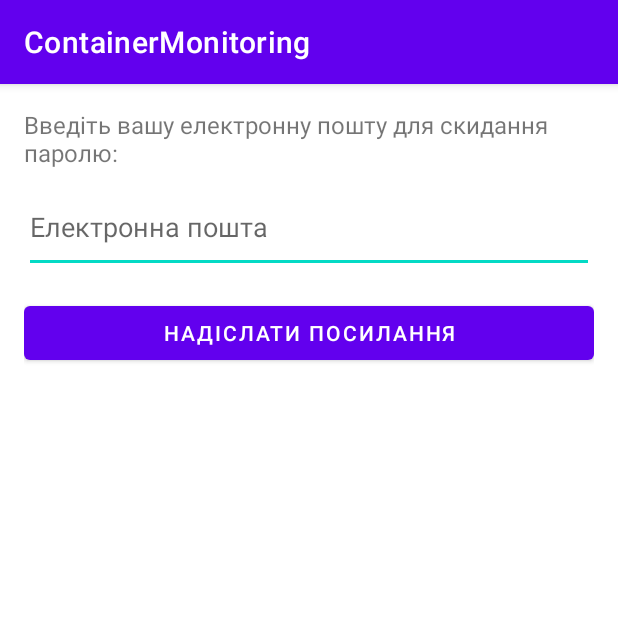
After one commit to SolomiiaMatiichuk/ContainerFullnessMonitoring, an Android app: the ForgotPasswordActivity screen opened directly, with no data from a screen before it, on a phone screen of 412 x 824 dp, the top half of it. The commit adds this screen. Run offline under Robolectric (Android 15) with nearby library versions, the phone set to English and light mode, and no system bars.

Commit message:
add "forgot password" funtionality

```diff
--- a/AndroidApplication/app/build.gradle.kts
+++ b/AndroidApplication/app/build.gradle.kts
@@ -57,6 +57,8 @@ dependencies {
     implementation("com.squareup.retrofit2:converter-gson:2.9.0")
 
     implementation("com.github.PhilJay:MPAndroidChart:v3.1.0")
+    implementation("androidx.work:work-runtime:2.7.1")
+
 
 
 }
--- a/AndroidApplication/app/src/main/AndroidManifest.xml
+++ b/AndroidApplication/app/src/main/AndroidManifest.xml
@@ -63,6 +63,12 @@
 
 
         <activity android:name=".ui.bluetooth.MapActivity"></activity>
+        <activity android:name=".ui.home.ContainerCheckWorker"></activity>
+
+
+        <activity android:name=".ui.welcome.ForgotPasswordActivity" />
+        <activity android:name=".ui.welcome.ResetPasswordWaitingActivity" />
+        <activity android:name=".ui.welcome.NewPasswordActivity" />
 
         <!-- MainActivity -->
         <activity
--- a/AndroidApplication/app/src/main/java/com/example/myapplication/ui/bluetooth/BluetoothFragment.java
+++ b/AndroidApplication/app/src/main/java/com/example/myapplication/ui/bluetooth/BluetoothFragment.java
@@ -369,7 +369,7 @@ public class BluetoothFragment extends Fragment implements AdapterView.OnItemCli
         gpsConfigTextView.setText("GPS сконфігуровано: ");
         gpsConfigTextView.append(parseConfig(gpsConfigured));
 
-        currentLengthTextView.setText("Відстань до дна: ");
+        currentLengthTextView.setText("Глибина контейнера: ");
         Spannable res = new SpannableString(containerLength + " см");
         res.setSpan(new ForegroundColorSpan(Color.parseColor("#ADD8E6")), 0, res.length(), Spannable.SPAN_EXCLUSIVE_EXCLUSIVE);
         currentLengthTextView.append(res);
--- a/AndroidApplication/app/src/main/java/com/example/myapplication/ui/welcome/ApiService.java
+++ b/AndroidApplication/app/src/main/java/com/example/myapplication/ui/welcome/ApiService.java
@@ -5,6 +5,7 @@ import retrofit2.Call;
 import retrofit2.http.Body;
 import retrofit2.http.GET;
 import retrofit2.http.POST;
+import retrofit2.http.Path;
 import retrofit2.http.Query;
 
 public interface ApiService {
@@ -18,4 +19,16 @@ public interface ApiService {
     @GET("/check_confirmation")
     Call<Boolean> checkEmailConfirmation(@Query("email") String email);
 
+    @POST("/forgot-password")
+    Call<Void> sendPasswordReset(@Query("email") String email);
+
+    @GET("/checkPasswordResetConfirmed")
+    Call<Boolean> checkPasswordResetConfirmed(@Query("email") String email);
+
+
+    // Set new password after confirmation
+    @POST("/set-new-password")
+    Call<Void> setNewPassword(@Body NewPasswordRequest request);
+
+
 }
--- /dev/null
+++ b/AndroidApplication/app/src/main/java/com/example/myapplication/ui/welcome/ForgotPasswordActivity.java
@@ -0,0 +1,69 @@
+package com.example.myapplication.ui.welcome;
+
+import android.content.Intent;
+import android.os.Bundle;
+import android.view.View;
+import android.widget.Button;
+import android.widget.EditText;
+import android.widget.Toast;
+
+import androidx.appcompat.app.AppCompatActivity;
+
+import retrofit2.Call;
+import retrofit2.Callback;
+import retrofit2.Response;
+
+import com.example.myapplication.R;
+
+public class ForgotPasswordActivity extends AppCompatActivity {
+
+    private EditText editTextEmail;
+    private Button buttonSendResetLink;
+
+    @Override
+    protected void onCreate(Bundle savedInstanceState) {
+        super.onCreate(savedInstanceState);
+        setContentView(R.layout.activity_forgot_password);
+
+        editTextEmail = findViewById(R.id.editTextEmail);
+        buttonSendResetLink = findViewById(R.id.buttonSendResetLink);
+
+        buttonSendResetLink.setOnClickListener(new View.OnClickListener() {
+            @Override
+            public void onClick(View v) {
+                String email = editTextEmail.getText().toString().trim();
+
+                if (email.isEmpty()) {
+                    Toast.makeText(ForgotPasswordActivity.this, "Будь ласка, введіть вашу електронну пошту!", Toast.LENGTH_SHORT).show();
+                } else {
+                    sendPasswordResetRequest(email);
+                }
+            }
+        });
+    }
+
+    private void sendPasswordResetRequest(String email) {
+        ApiService apiService = ApiClient.getClient().create(ApiService.class);
+        Call<Void> call = apiService.sendPasswordReset(email);
+
+        call.enqueue(new Callback<Void>() {
+            @Override
+            public void onResponse(Call<Void> call, Response<Void> response) {
+                if (response.isSuccessful()) {
+                    // Navigate to ResetPasswordWaitingActivity after successfully sending the email
+                    Intent intent = new Intent(ForgotPasswordActivity.this, ResetPasswordWaitingActivity.class);
+                    intent.putExtra("email", email);  // Pass email to next activity for tracking
+                    startActivity(intent);
+                    finish();
+                } else {
+                    Toast.makeText(ForgotPasswordActivity.this, "Помилка при надсиланні посилання!", Toast.LENGTH_SHORT).show();
+                }
+            }
+
+            @Override
+            public void onFailure(Call<Void> call, Throwable t) {
+                Toast.makeText(ForgotPasswordActivity.this, "Помилка: " + t.getMessage(), Toast.LENGTH_SHORT).show();
+            }
+        });
+    }
+}
--- /dev/null
+++ b/AndroidApplication/app/src/main/res/drawable/ic_notification.xml
@@ -0,0 +1,4 @@
+<?xml version="1.0" encoding="utf-8"?>
+<selector xmlns:android="http://schemas.android.com/apk/res/android">
+
+</selector>
--- /dev/null
+++ b/AndroidApplication/app/src/main/res/layout/activity_forgot_password.xml
@@ -0,0 +1,28 @@
+<?xml version="1.0" encoding="utf-8"?>
+<LinearLayout xmlns:android="http://schemas.android.com/apk/res/android"
+    android:layout_width="match_parent"
+    android:layout_height="match_parent"
+    android:orientation="vertical"
+    android:padding="16dp">
+
+    <TextView
+        android:layout_width="match_parent"
+        android:layout_height="wrap_content"
+        android:text="Введіть вашу електронну пошту для скидання паролю:"
+        android:textSize="16sp"
+        android:paddingBottom="8dp" />
+
+    <EditText
+        android:id="@+id/editTextEmail"
+        android:layout_width="match_parent"
+        android:layout_height="61dp"
+        android:hint="Електронна пошта"
+        android:inputType="textEmailAddress" />
+
+    <Button
+        android:id="@+id/buttonSendResetLink"
+        android:layout_width="match_parent"
+        android:layout_height="wrap_content"
+        android:layout_marginTop="16dp"
+        android:text="Надіслати посилання" />
+</LinearLayout>
```
Also changed, not shown: AndroidApplication/app/src/main/java/com/example/myapplication/ui/home/ContainerCheckWorker.java (added, +61 -0 lines), AndroidApplication/app/src/main/java/com/example/myapplication/ui/home/HomeFragment.java (+11 -1 lines), AndroidApplication/app/src/main/java/com/example/myapplication/ui/welcome/LoginActivity.java (+13 -0 lines), AndroidApplication/app/src/main/java/com/example/myapplication/ui/welcome/NewPasswordActivity.java (added, +75 -0 lines), AndroidApplication/app/src/main/java/com/example/myapplication/ui/welcome/NewPasswordRequest.java (added, +27 -0 lines), AndroidApplication/app/src/main/java/com/example/myapplication/ui/welcome/ResetPasswordWaitingActivity.java (added, +72 -0 lines), AndroidApplication/app/src/main/res/layout/activity_login.xml (+8 -0 lines), AndroidApplication/app/src/main/res/layout/activity_new_password.xml (added, +36 -0 lines), AndroidApplication/app/src/main/res/layout/activity_reset_password_waiting.xml (added, +23 -0 lines), 1 other file.
